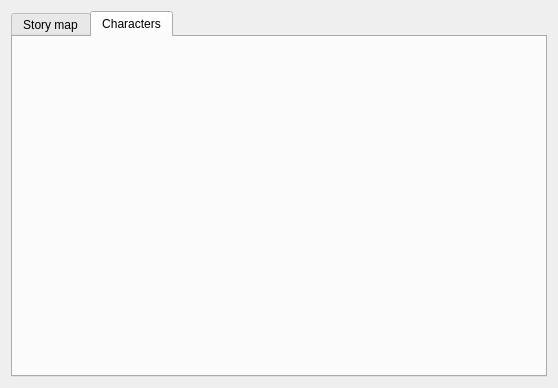
The window that ui/reports_view.ui (zkovari/plotlyst) describes before a commit, drawn with Qt 5.
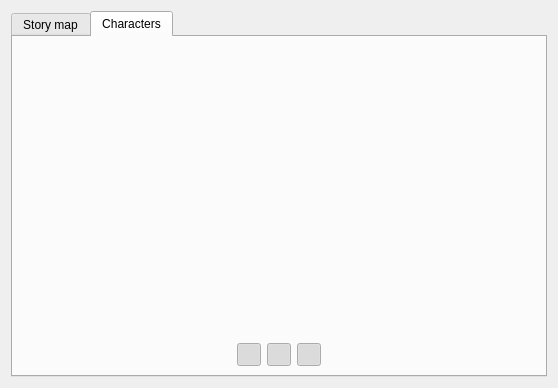
The same window after the commit. The open tabs and pages were chosen to show the change. Custom widgets are drawn as their Qt base class.

Commit message: Add act based filtering in characters report

```diff
--- a/ui/reports_view.ui
+++ b/ui/reports_view.ui
@@ -84,6 +84,77 @@
       <attribute name="title">
        <string>Characters</string>
       </attribute>
+      <layout class="QVBoxLayout" name="verticalLayout_4">
+       <item>
+        <layout class="QHBoxLayout" name="layoutActButtons">
+         <item>
+          <spacer name="horizontalSpacer_2">
+           <property name="orientation">
+            <enum>Qt::Horizontal</enum>
+           </property>
+           <property name="sizeHint" stdset="0">
+            <size>
+             <width>40</width>
+             <height>20</height>
+            </size>
+           </property>
+          </spacer>
+         </item>
+         <item alignment="Qt::AlignHCenter|Qt::AlignBottom">
+          <widget class="QToolButton" name="btnAct1">
+           <property name="text">
+            <string/>
+           </property>
+           <property name="checkable">
+            <bool>true</bool>
+           </property>
+           <property name="checked">
+            <bool>true</bool>
+           </property>
+          </widget>
+         </item>
+         <item alignment="Qt::AlignHCenter|Qt::AlignBottom">
+          <widget class="QToolButton" name="btnAct2">
+           <property name="text">
+            <string/>
+           </property>
+           <property name="checkable">
+            <bool>true</bool>
+           </property>
+           <property name="checked">
+            <bool>true</bool>
+           </property>
+          </widget>
+         </item>
+         <item alignment="Qt::AlignBottom">
+          <widget class="QToolButton" name="btnAct3">
+           <property name="text">
+            <string/>
+           </property>
+           <property name="checkable">
+            <bool>true</bool>
+           </property>
+           <property name="checked">
+            <bool>true</bool>
+           </property>
+          </widget>
+         </item>
+         <item>
+          <spacer name="horizontalSpacer">
+           <property name="orientation">
+            <enum>Qt::Horizontal</enum>
+           </property>
+           <property name="sizeHint" stdset="0">
+            <size>
+             <width>40</width>
+             <height>20</height>
+            </size>
+           </property>
+          </spacer>
+         </item>
+        </layout>
+       </item>
+      </layout>
      </widget>
     </widget>
    </item>
```
Left out of the diff: 2 changed lines with no effect on the pictures. The commit also changes 1 other file.
